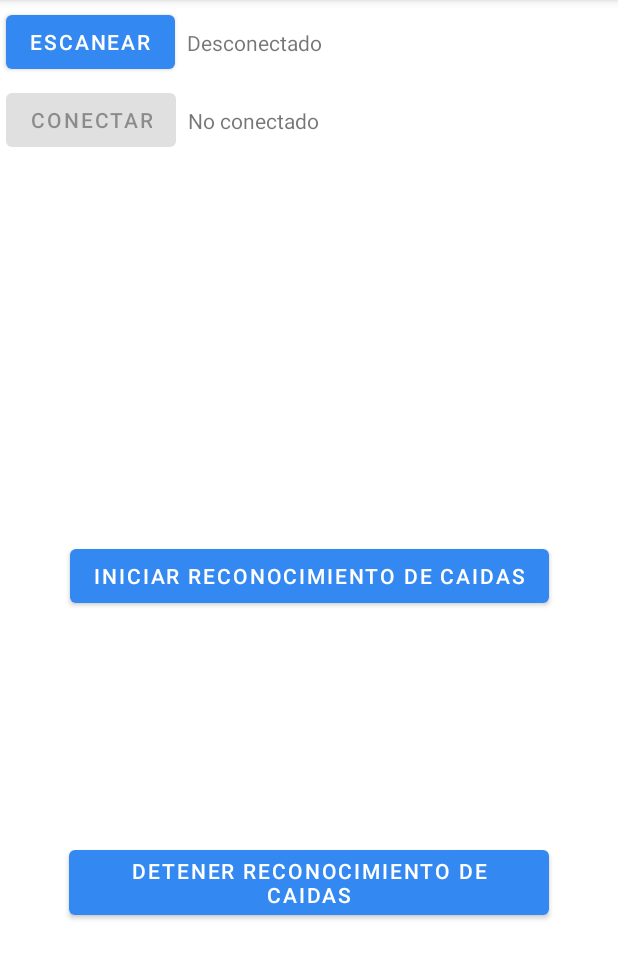
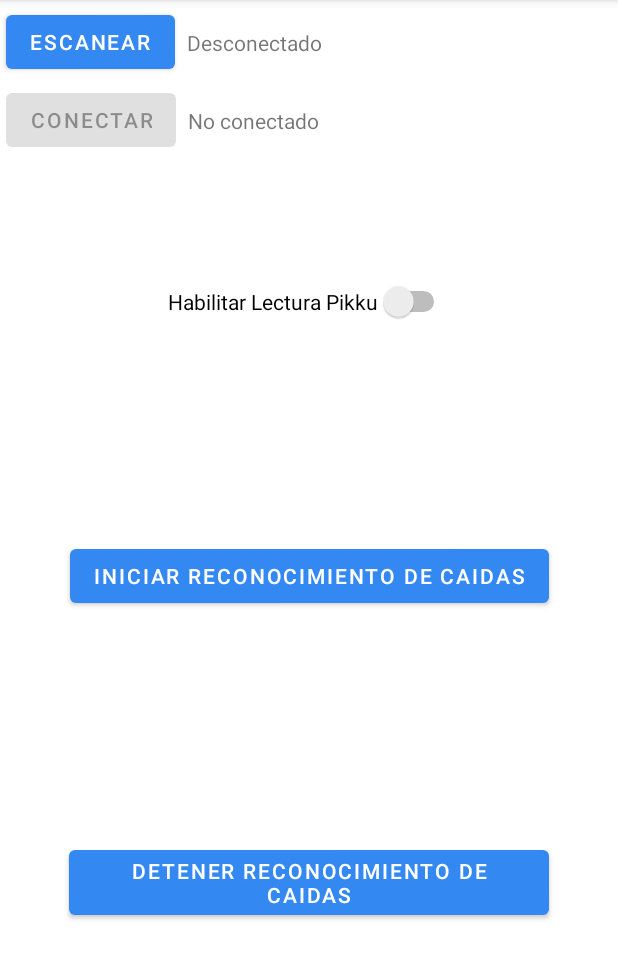
Before and after one commit to Jorgius99/PROYECTO-IOT_1, an Android app: the ConectarPikkuActivity screen opened directly, with no data from a screen before it, on a phone screen of 412 x 824 dp, the part 84-1063 px from its top. Run offline under Robolectric (Android 15) with nearby library versions, the phone set to English and light mode, and no system bars; our stand-ins replace Firebase (no records; nobody signed in at launch, a user with empty details on screens opened directly), Timber; libraries missing offline, so code that uses them is left out: com.blautic.pikkuAcademyLib; 2 statements that could not run were skipped.

Commit message:
LaPikkuMideTodasLasCaidas

```diff
--- a/app/src/main/java/com/example/loginultimodia/ServicioPikku.java
+++ b/app/src/main/java/com/example/loginultimodia/ServicioPikku.java
@@ -50,6 +50,7 @@ public class ServicioPikku extends Service {
 
         return START_STICKY;
     }
+
     @Override public void onDestroy() {
         Toast.makeText(this,"Servicio detenido",
                 Toast.LENGTH_SHORT).show();
--- a/app/src/main/java/com/example/loginultimodia/pikkuFuncion.java
+++ b/app/src/main/java/com/example/loginultimodia/pikkuFuncion.java
@@ -1,5 +1,7 @@
 package com.example.loginultimodia;
 
+
+import android.util.Log;
 
 import timber.log.Timber;
 
@@ -86,13 +88,14 @@ public class pikkuFuncion {
         }
 
         float delta = accelCurrent - EWMA;
-        if (delta > thresholdStep && !isOverThreshold && (System.currentTimeMillis() - lastTimeMovementDetected) > thresholdTime) {
+        if (delta > thresholdStep /* && !isOverThreshold */&& (System.currentTimeMillis() - lastTimeMovementDetected) > thresholdTime) {
             isOverThreshold = true;
             lastTimeMovementDetected = System.currentTimeMillis();
             isMoving = true;
             if (delta > thresholdCaida) {
                 thresholdTime = 1000f;
                 caidas++;
+                Log.d("CAIDAASSSSS", ""+caidas);
                 movementListener.onCaida(caidas);
             }
         }
--- a/app/src/main/res/layout/activity_conectar_pikku.xml
+++ b/app/src/main/res/layout/activity_conectar_pikku.xml
@@ -69,4 +69,15 @@
         app:layout_constraintStart_toStartOf="parent"
         app:layout_constraintTop_toBottomOf="@+id/biniciarPikku" />
 
+    <Switch
+        android:id="@+id/switchLecturaPikku"
+        android:layout_width="wrap_content"
+        android:layout_height="wrap_content"
+        android:layout_marginBottom="62dp"
+        android:text="Habilitar Lectura Pikku"
+        app:layout_constraintBottom_toTopOf="@+id/biniciarPikku"
+        app:layout_constraintEnd_toEndOf="parent"
+        app:layout_constraintStart_toStartOf="parent"
+        app:layout_constraintTop_toBottomOf="@+id/buttonConnect" />
+
 </androidx.constraintlayout.widget.ConstraintLayout>
```
Also changed, not shown: app/src/main/java/com/example/loginultimodia/ConectarPikkuActivity.java (+32 -5 lines), app/src/main/java/com/example/loginultimodia/MainActivity.java (+2 -42 lines), 489 other files.
